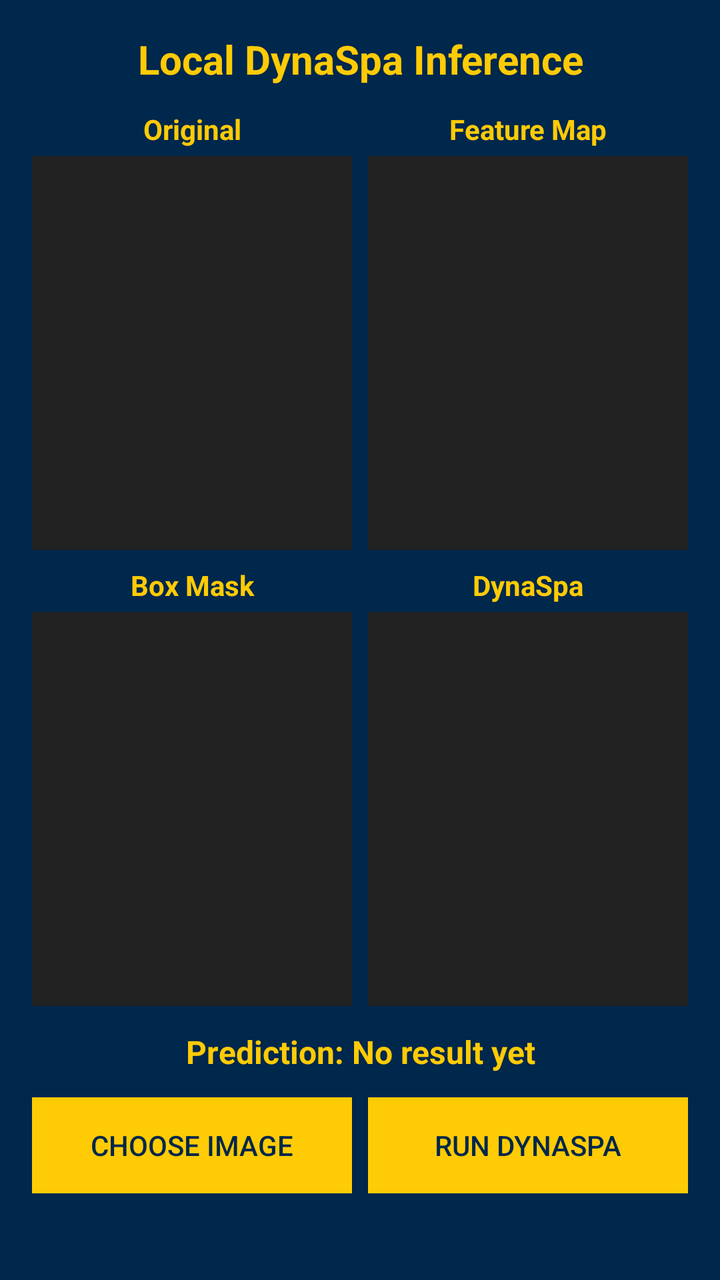
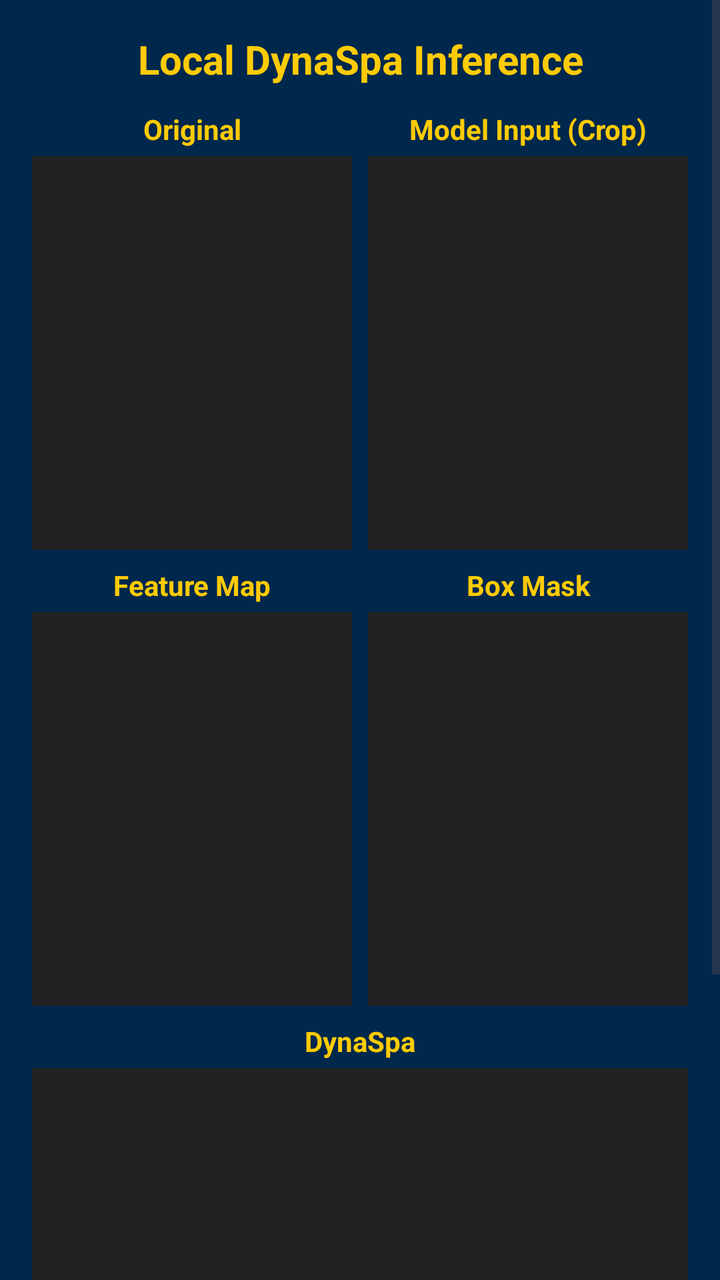

Before-and-after screenshots of an Android layout around one commit, followed by the original layout XML and the change that was made.
<!-- AndroidManifest.xml: application theme Theme.UStar -->
<!-- res/layout/activity_local_dynaspa_inference.xml -->
<?xml version="1.0" encoding="utf-8"?>
<ScrollView xmlns:android="http://schemas.android.com/apk/res/android"
    android:layout_width="match_parent"
    android:layout_height="match_parent"
    android:background="#00274C">

    <LinearLayout
        android:id="@+id/local_dynaspa_root"
        android:layout_width="match_parent"
        android:layout_height="wrap_content"
        android:orientation="vertical"
        android:padding="16dp"
        android:background="#00274C">

        <TextView
            android:id="@+id/titleText"
            android:layout_width="match_parent"
            android:layout_height="wrap_content"
            android:text="Local DynaSpa Inference"
            android:textSize="20sp"
            android:textStyle="bold"
            android:gravity="center_horizontal"
            android:paddingBottom="12dp"
            android:textColor="#FFCB05" />

        
        <LinearLayout
            android:layout_width="match_parent"
            android:layout_height="220dp"
            android:orientation="horizontal">

            <LinearLayout
                android:layout_width="0dp"
                android:layout_height="match_parent"
                android:layout_weight="1"
                android:orientation="vertical">

                <TextView
                    android:layout_width="match_parent"
                    android:layout_height="wrap_content"
                    android:text="Original"
                    android:textStyle="bold"
                    android:textSize="14sp"
                    android:paddingBottom="4dp"
                    android:gravity="center_horizontal"
                    android:textColor="#FFCB05" />

                <ImageView
                    android:id="@+id/imageOriginal"
                    android:layout_width="match_parent"
                    android:layout_height="0dp"
                    android:layout_weight="1"
                    android:scaleType="fitCenter"
                    android:background="#222222" />
            </LinearLayout>

            <LinearLayout
                android:layout_width="0dp"
                android:layout_height="match_parent"
                android:layout_weight="1"
                android:orientation="vertical"
                android:layout_marginStart="8dp">

                <TextView
                    android:layout_width="match_parent"
                    android:layout_height="wrap_content"
                    android:text="Feature Map"
                    android:textStyle="bold"
                    android:textSize="14sp"
                    android:paddingBottom="4dp"
                    android:gravity="center_horizontal"
                    android:textColor="#FFCB05" />

                <ImageView
                    android:id="@+id/imageMask"
                    android:layout_width="match_parent"
                    android:layout_height="0dp"
                    android:layout_weight="1"
                    android:scaleType="fitCenter"
                    android:background="#222222" />
            </LinearLayout>
        </LinearLayout>

        
        <LinearLayout
            android:layout_width="match_parent"
            android:layout_height="220dp"
            android:orientation="horizontal"
            android:layout_marginTop="8dp">

            <LinearLayout
                android:layout_width="0dp"
                android:layout_height="match_parent"
                android:layout_weight="1"
                android:orientation="vertical">

                <TextView
                    android:layout_width="match_parent"
                    android:layout_height="wrap_content"
                    android:text="Box Mask"
                    android:textStyle="bold"
                    android:textSize="14sp"
                    android:paddingBottom="4dp"
                    android:gravity="center_horizontal"
                    android:textColor="#FFCB05" />

                <ImageView
                    android:id="@+id/imageBoxMask"
                    android:layout_width="match_parent"
                    android:layout_height="0dp"
                    android:layout_weight="1"
                    android:scaleType="fitCenter"
                    android:background="#222222" />
            </LinearLayout>

            <LinearLayout
                android:layout_width="0dp"
                android:layout_height="match_parent"
                android:layout_weight="1"
                android:orientation="vertical"
                android:layout_marginStart="8dp">

                <TextView
                    android:layout_width="match_parent"
                    android:layout_height="wrap_content"
                    android:text="DynaSpa"
                    android:textStyle="bold"
                    android:textSize="14sp"
                    android:paddingBottom="4dp"
                    android:gravity="center_horizontal"
                    android:textColor="#FFCB05" />

                <ImageView
                    android:id="@+id/imageDynaSpa"
                    android:layout_width="match_parent"
                    android:layout_height="0dp"
                    android:layout_weight="1"
                    android:scaleType="fitCenter"
                    android:background="#222222" />
            </LinearLayout>
        </LinearLayout>

        <TextView
            android:id="@+id/predictionLabel"
            android:layout_width="match_parent"
            android:layout_height="wrap_content"
            android:layout_marginTop="12dp"
            android:text="Prediction: No result yet"
            android:textSize="16sp"
            android:textStyle="bold"
            android:gravity="center_horizontal"
            android:textColor="#FFCB05" />

        <ProgressBar
            android:id="@+id/inferenceProgress"
            style="?android:attr/progressBarStyleSmall"
            android:layout_width="wrap_content"
            android:layout_height="wrap_content"
            android:layout_gravity="center_horizontal"
            android:layout_marginTop="12dp"
            android:visibility="gone" />

        <LinearLayout
            android:layout_width="match_parent"
            android:layout_height="wrap_content"
            android:orientation="horizontal"
            android:gravity="center"
            android:paddingTop="12dp">

            <androidx.appcompat.widget.AppCompatButton
                android:id="@+id/btnSelectImage"
                android:layout_width="0dp"
                android:layout_height="wrap_content"
                android:layout_weight="1"
                android:text="Choose Image"
                android:textColor="#00274C"
                android:background="#FFCB05" />

            <androidx.appcompat.widget.AppCompatButton
                android:id="@+id/btnRunInference"
                android:layout_width="0dp"
                android:layout_height="wrap_content"
                android:layout_weight="1"
                android:layout_marginStart="8dp"
                android:text="Run DynaSpa"
                android:textColor="#00274C"
                android:background="#FFCB05" />
        </LinearLayout>

    </LinearLayout>
</ScrollView>
<!-- resources referenced by this layout -->
<resources>
  <style name="Theme.UStar" parent="Base.Theme.UStar" />
  <style name="Base.Theme.UStar" parent="Theme.Material3.DayNight.NoActionBar">
          
          <item name="colorPrimary">@color/darkBlue</item>
      </style>
  <color name="darkBlue">#00274C</color>
</resources>

<!-- the commit's change to res/layout/activity_local_dynaspa_inference.xml (unified diff, before → after) -->
@@ -64,15 +64,15 @@
                 <TextView
                     android:layout_width="match_parent"
                     android:layout_height="wrap_content"
-                    android:text="Feature Map"
-                    android:textStyle="bold"
-                    android:textSize="14sp"
-                    android:paddingBottom="4dp"
-                    android:gravity="center_horizontal"
-                    android:textColor="#FFCB05" />
-
-                <ImageView
-                    android:id="@+id/imageMask"
+                    android:text="Model Input (Crop)"
+                    android:textStyle="bold"
+                    android:textSize="14sp"
+                    android:paddingBottom="4dp"
+                    android:gravity="center_horizontal"
+                    android:textColor="#FFCB05" />
+
+                <ImageView
+                    android:id="@+id/imageModelInput"
                     android:layout_width="match_parent"
                     android:layout_height="0dp"
                     android:layout_weight="1"
@@ -97,15 +97,15 @@
                 <TextView
                     android:layout_width="match_parent"
                     android:layout_height="wrap_content"
-                    android:text="Box Mask"
-                    android:textStyle="bold"
-                    android:textSize="14sp"
-                    android:paddingBottom="4dp"
-                    android:gravity="center_horizontal"
-                    android:textColor="#FFCB05" />
-
-                <ImageView
-                    android:id="@+id/imageBoxMask"
+                    android:text="Feature Map"
+                    android:textStyle="bold"
+                    android:textSize="14sp"
+                    android:paddingBottom="4dp"
+                    android:gravity="center_horizontal"
+                    android:textColor="#FFCB05" />
+
+                <ImageView
+                    android:id="@+id/imageMask"
                     android:layout_width="match_parent"
                     android:layout_height="0dp"
                     android:layout_weight="1"
@@ -119,6 +119,40 @@
                 android:layout_weight="1"
                 android:orientation="vertical"
                 android:layout_marginStart="8dp">
+
+                <TextView
+                    android:layout_width="match_parent"
+                    android:layout_height="wrap_content"
+                    android:text="Box Mask"
+                    android:textStyle="bold"
+                    android:textSize="14sp"
+                    android:paddingBottom="4dp"
+                    android:gravity="center_horizontal"
+                    android:textColor="#FFCB05" />
+
+                <ImageView
+                    android:id="@+id/imageBoxMask"
+                    android:layout_width="match_parent"
+                    android:layout_height="0dp"
+                    android:layout_weight="1"
+                    android:scaleType="fitCenter"
+                    android:background="#222222" />
+            </LinearLayout>
+        </LinearLayout>
+
+        
+        <LinearLayout
+            android:layout_width="match_parent"
+            android:layout_height="220dp"
+            android:orientation="horizontal"
+            android:layout_marginTop="8dp"
+            android:gravity="center_horizontal">
+
+            <LinearLayout
+                android:layout_width="0dp"
+                android:layout_height="match_parent"
+                android:layout_weight="0.5"
+                android:orientation="vertical">
 
                 <TextView
                     android:layout_width="match_parent"
